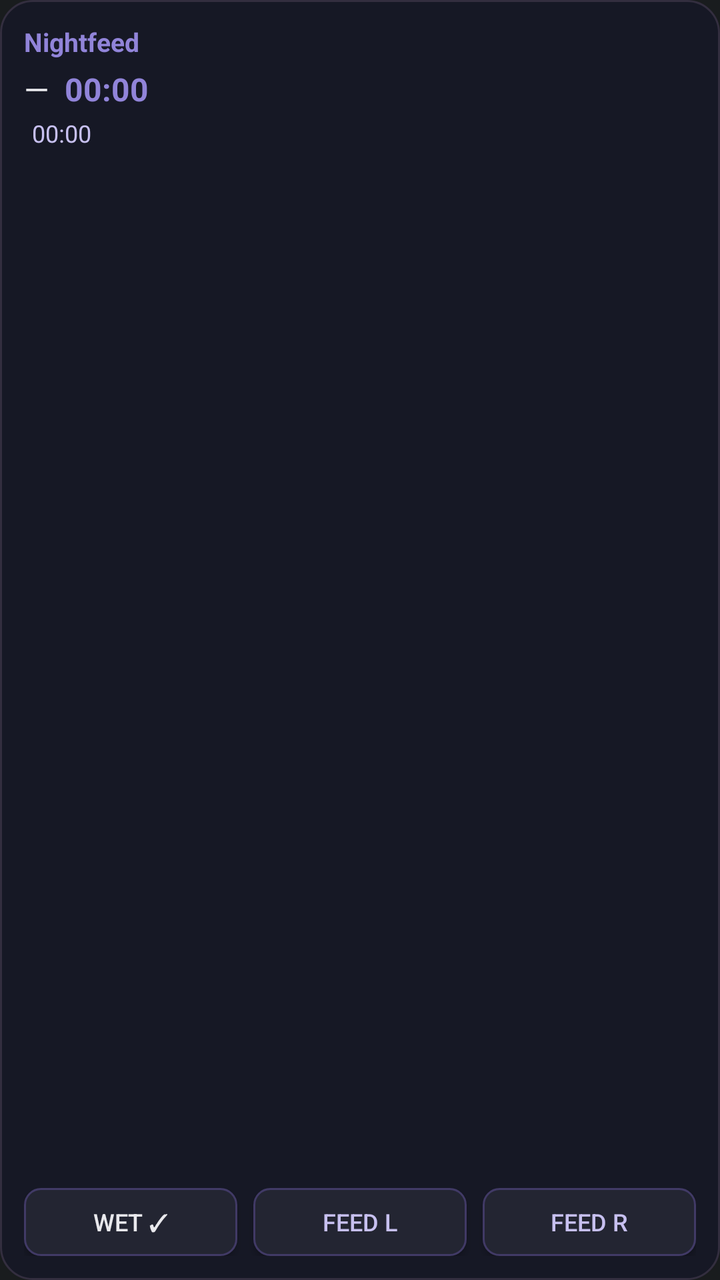
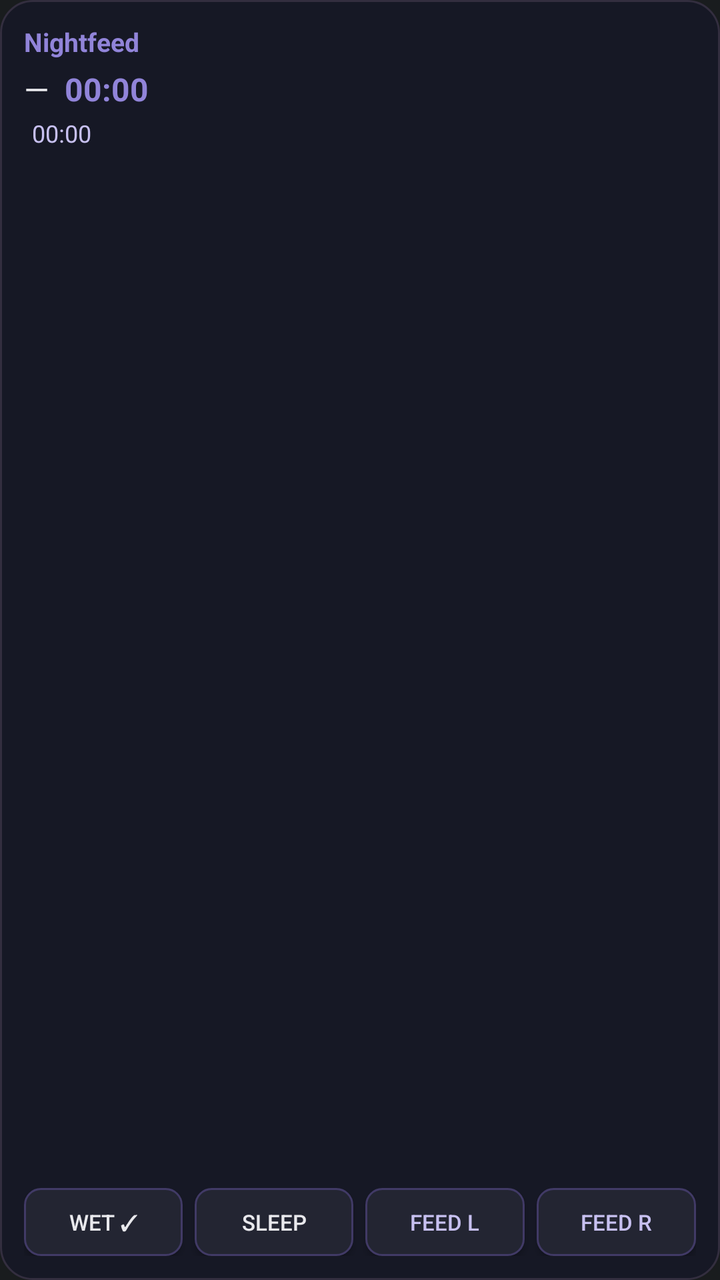

The first picture is an Android layout as it rendered before a commit; the second is the same layout after the commit. The layout source and the unified diff follow.
<!-- AndroidManifest.xml: application theme android:Theme.DeviceDefault.NoActionBar -->
<!-- res/layout/widget.xml -->
<?xml version="1.0" encoding="utf-8"?>
<LinearLayout xmlns:android="http://schemas.android.com/apk/res/android"
    android:id="@+id/root"
    android:layout_width="match_parent"
    android:layout_height="match_parent"
    android:orientation="vertical"
    android:padding="12dp"
    android:background="@drawable/widget_bg">

    <LinearLayout
        android:layout_width="match_parent"
        android:layout_height="wrap_content"
        android:orientation="horizontal">
        <TextView
            android:id="@+id/tv_title"
            android:layout_width="0dp"
            android:layout_height="wrap_content"
            android:layout_weight="1"
            android:text="Nightfeed"
            android:textSize="13sp"
            android:textStyle="bold"
            android:textColor="#9184D9" />
        <TextView
            android:id="@+id/tv_asof"
            android:layout_width="wrap_content"
            android:layout_height="wrap_content"
            android:text=""
            android:textSize="10sp"
            android:textColor="#77777F" />
    </LinearLayout>

    <LinearLayout
        android:layout_width="match_parent"
        android:layout_height="wrap_content"
        android:layout_marginTop="4dp"
        android:orientation="horizontal">
        <TextView
            android:id="@+id/tv_state"
            android:layout_width="wrap_content"
            android:layout_height="wrap_content"
            android:text="—"
            android:textSize="16sp"
            android:textColor="#E9E9ED" />
        <Chronometer
            android:id="@+id/chrono_state"
            android:layout_width="wrap_content"
            android:layout_height="wrap_content"
            android:layout_marginStart="8dp"
            android:textSize="16sp"
            android:textStyle="bold"
            android:textColor="#9184D9" />
    </LinearLayout>

    <LinearLayout
        android:layout_width="match_parent"
        android:layout_height="wrap_content"
        android:layout_marginTop="3dp"
        android:orientation="horizontal">
        <TextView
            android:id="@+id/tv_fed"
            android:layout_width="wrap_content"
            android:layout_height="wrap_content"
            android:text=""
            android:textSize="12sp"
            android:textColor="#A3A3AB" />
        <Chronometer
            android:id="@+id/chrono_fed"
            android:layout_width="wrap_content"
            android:layout_height="wrap_content"
            android:layout_marginStart="4dp"
            android:textSize="12sp"
            android:textColor="#C7C0F0" />
        <TextView
            android:id="@+id/tv_diaper"
            android:layout_width="wrap_content"
            android:layout_height="wrap_content"
            android:layout_marginStart="12dp"
            android:text=""
            android:textSize="12sp"
            android:textColor="#A3A3AB" />
    </LinearLayout>

    <TextView
        android:id="@+id/tv_counts"
        android:layout_width="match_parent"
        android:layout_height="wrap_content"
        android:layout_marginTop="3dp"
        android:text=""
        android:textSize="11sp"
        android:textColor="#77777F" />

    <TextView
        android:id="@+id/tv_reminder"
        android:layout_width="match_parent"
        android:layout_height="wrap_content"
        android:layout_marginTop="2dp"
        android:text=""
        android:textSize="12sp"
        android:textStyle="bold"
        android:textColor="#9184D9"
        android:visibility="gone" />

    <LinearLayout
        android:layout_width="match_parent"
        android:layout_height="0dp"
        android:layout_weight="1"
        android:orientation="horizontal" />

    <LinearLayout
        android:layout_width="match_parent"
        android:layout_height="wrap_content"
        android:orientation="horizontal">
        <Button
            android:id="@+id/btn_wet"
            android:layout_width="0dp"
            android:layout_height="34dp"
            android:layout_weight="1"
            android:text="Wet ✓"
            android:textSize="12sp"
            android:textColor="#E9E9ED"
            android:background="@drawable/btn_bg" />
        <Button
            android:id="@+id/btn_left"
            android:layout_width="0dp"
            android:layout_height="34dp"
            android:layout_weight="1"
            android:layout_marginStart="8dp"
            android:text="Feed L"
            android:textSize="12sp"
            android:textColor="#C7C0F0"
            android:background="@drawable/btn_bg" />
        <Button
            android:id="@+id/btn_right"
            android:layout_width="0dp"
            android:layout_height="34dp"
            android:layout_weight="1"
            android:layout_marginStart="8dp"
            android:text="Feed R"
            android:textSize="12sp"
            android:textColor="#C7C0F0"
            android:background="@drawable/btn_bg" />
    </LinearLayout>
</LinearLayout>
<!-- resources referenced by this layout -->
<resources>
  <!-- drawable btn_bg (drawable) -->
  <?xml version="1.0" encoding="utf-8"?>
  <shape xmlns:android="http://schemas.android.com/apk/res/android" android:shape="rectangle">
      <solid android:color="#232532" />
      <corners android:radius="8dp" />
      <stroke android:width="1dp" android:color="#413A66" />
  </shape>
  <!-- drawable widget_bg (drawable) -->
  <?xml version="1.0" encoding="utf-8"?>
  <shape xmlns:android="http://schemas.android.com/apk/res/android" android:shape="rectangle">
      <solid android:color="#EE161826" />
      <corners android:radius="16dp" />
      <stroke android:width="1dp" android:color="#332E3F" />
  </shape>
</resources>

<!-- the commit's change to res/layout/widget.xml (unified diff, before → after) -->
@@ -116,7 +116,17 @@
             android:layout_height="34dp"
             android:layout_weight="1"
             android:text="Wet ✓"
-            android:textSize="12sp"
+            android:textSize="11sp"
+            android:textColor="#E9E9ED"
+            android:background="@drawable/btn_bg" />
+        <Button
+            android:id="@+id/btn_sleep"
+            android:layout_width="0dp"
+            android:layout_height="34dp"
+            android:layout_weight="1"
+            android:layout_marginStart="6dp"
+            android:text="Sleep"
+            android:textSize="11sp"
             android:textColor="#E9E9ED"
             android:background="@drawable/btn_bg" />
         <Button
@@ -124,9 +134,9 @@
             android:layout_width="0dp"
             android:layout_height="34dp"
             android:layout_weight="1"
-            android:layout_marginStart="8dp"
+            android:layout_marginStart="6dp"
             android:text="Feed L"
-            android:textSize="12sp"
+            android:textSize="11sp"
             android:textColor="#C7C0F0"
             android:background="@drawable/btn_bg" />
         <Button
@@ -134,9 +144,9 @@
             android:layout_width="0dp"
             android:layout_height="34dp"
             android:layout_weight="1"
-            android:layout_marginStart="8dp"
+            android:layout_marginStart="6dp"
             android:text="Feed R"
-            android:textSize="12sp"
+            android:textSize="11sp"
             android:textColor="#C7C0F0"
             android:background="@drawable/btn_bg" />
     </LinearLayout>
